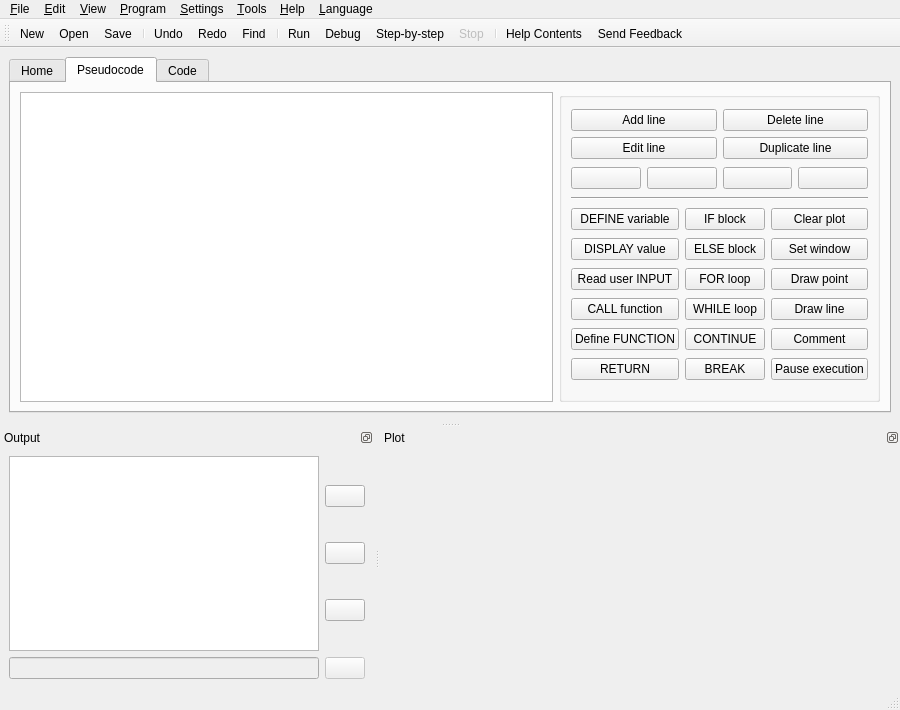
First picture: the form in src/forms/ui_mainwindow.ui, repository TuringApp/Turing, before the edit.
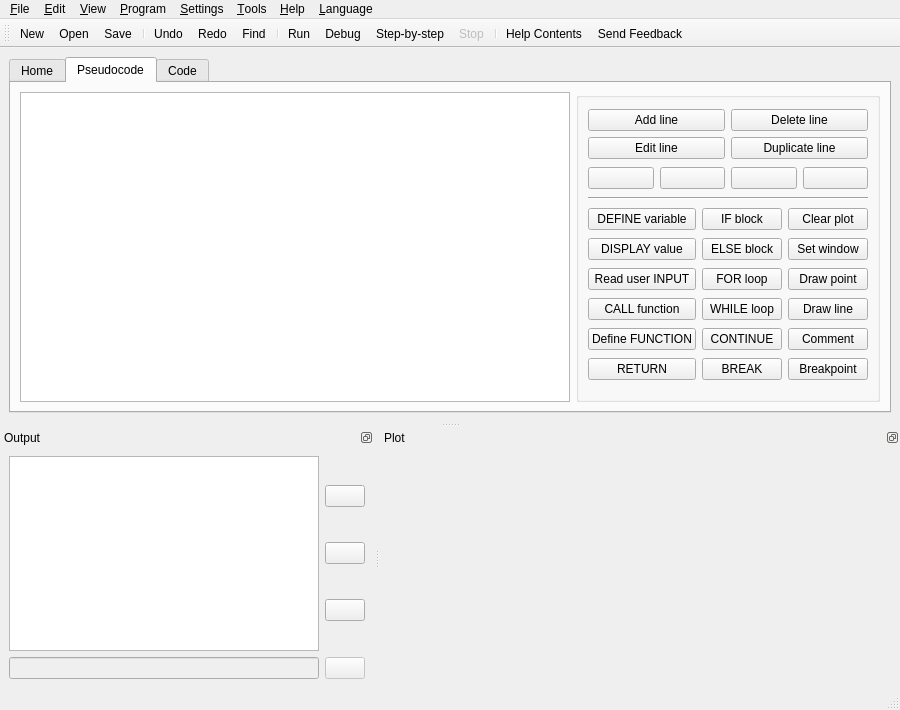
Second picture: the form after the edit. Icons and pictures are not drawn.

Commit message: add python breakpoint

What changed in the file:
```diff
--- a/src/forms/ui_mainwindow.ui
+++ b/src/forms/ui_mainwindow.ui
@@ -289,7 +289,7 @@
            <item row="11" column="2">
             <widget class="QPushButton" name="btnAlgo_Stop">
              <property name="text">
-              <string>Pause execution</string>
+              <string>Breakpoint</string>
              </property>
             </widget>
            </item>
```
The commit also changes 7 other files.
